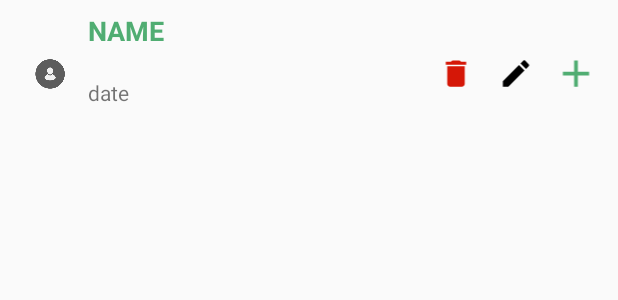
After one commit to HamzaRajput007/CallLogNotes, an Android app: the layout row_list_of_notes_recycler_view.xml on its own in the app's theme, with its tools: preview values and no code run, on a phone screen of 412 x 824 dp. The commit adds this screen. Shown: the top 300 px of the screen. Run offline under Robolectric (Android 15) with nearby library versions, the phone set to English and light mode, and no system bars.

Commit message:
this Commit Has row_list_of_notes_recycler_view default design values

```diff
--- a/app/src/main/java/com/developer/calllogmanager/AllCallLogFragment.java
+++ b/app/src/main/java/com/developer/calllogmanager/AllCallLogFragment.java
@@ -35,7 +35,7 @@ import java.util.ArrayList;
 
 import static android.support.v4.content.FileProvider.getUriForFile;
 
-public class AllCallLogFragment  extends Fragment{
+public class AllCallLogFragment extends Fragment {
 
     CallLogFragmentBinding binding;
     CallLogAdapter adapter;
@@ -45,7 +45,7 @@ public class AllCallLogFragment  extends Fragment{
     @Nullable
     @Override
     public View onCreateView(@NonNull LayoutInflater inflater, @Nullable ViewGroup container, @Nullable Bundle savedInstanceState) {
-        binding = DataBindingUtil.inflate(LayoutInflater.from(getContext()),R.layout.call_log_fragment,container,false);
+        binding = DataBindingUtil.inflate(LayoutInflater.from(getContext()), R.layout.call_log_fragment, container, false);
         initComponents();
         ClassStatic.activity = getActivity();
         setHasOptionsMenu(true);
@@ -53,7 +53,7 @@ public class AllCallLogFragment  extends Fragment{
         return binding.getRoot();
     }
 
-    public void initComponents(){
+    public void initComponents() {
         RecyclerView.LayoutManager mLayoutManager = new LinearLayoutManager(getContext());
         binding.recyclerView.setLayoutManager(mLayoutManager);
         binding.recyclerView.setItemAnimator(new DefaultItemAnimator());
@@ -71,69 +71,66 @@ public class AllCallLogFragment  extends Fragment{
         loadData();
     }
 
-    public void loadData(){
-        final DatabaseHelper helper=new DatabaseHelper(getActivity());
-        ArrayList <SugarModel> arrayList=new ArrayList<SugarModel>();
+    public void loadData() {
+        final DatabaseHelper helper = new DatabaseHelper(getActivity());
+        ArrayList<SugarModel> arrayList = new ArrayList<SugarModel>();
         ArrayList<CallLogInfo> callLogInfos = new ArrayList<>();
-        adapter.addAllCallLog(callLogInfos,arrayList,binding.recyclerView);
+        adapter.addAllCallLog(callLogInfos, arrayList, binding.recyclerView);
         adapter.notifyDataSetChanged();
-        arrayList=helper.FetchData();
-        ArrayList<SugarModel> voiceArrayList=new ArrayList<>();
-        voiceArrayList=helper.FetchVoiceData();
-        callLogInfos =loadAllData();
+        arrayList = helper.FetchData();
+        ArrayList<SugarModel> voiceArrayList = new ArrayList<>();
+        voiceArrayList = helper.FetchVoiceData();
+        callLogInfos = loadAllData();
 
-        ArrayList <SugarModel> statusArrayList =new ArrayList<>();
-        statusArrayList=helper.FetchAllStatus();
-        if (statusArrayList != null){
-            for (int i=0; i<callLogInfos.size(); i++) {
+        ArrayList<SugarModel> statusArrayList = new ArrayList<>();
+        statusArrayList = helper.FetchAllStatus();
+        if (statusArrayList != null) {
+            for (int i = 0; i < callLogInfos.size(); i++) {
                 //SugarModel s = helper.GETNOTE(String.valueOf(callLogInfos.get(i).getDate()));
-                for (int j=0;j<statusArrayList.size();j++){
-                    if (statusArrayList.get(j).getDate().equals(String.valueOf(callLogInfos.get(i).getDate())) ){
+                for (int j = 0; j < statusArrayList.size(); j++) {
+                    if (statusArrayList.get(j).getDate().equals(String.valueOf(callLogInfos.get(i).getDate()))) {
                         callLogInfos.get(i).setStatus(statusArrayList.get(j).getNote());
                         break;
                     }
                 }
             }
         }
-
-
-
-        for (int i=0; i<callLogInfos.size(); i++) {
+        for (int i = 0; i < callLogInfos.size(); i++) {
             //SugarModel s = helper.GETNOTE(String.valueOf(callLogInfos.get(i).getDate()));
-            for (int j=0;j<arrayList.size();j++){
-                if (arrayList.get(j).getDate().equals(String.valueOf(callLogInfos.get(i).getDate())) ){
+            for (int j = 0; j < arrayList.size(); j++) {
+                if (arrayList.get(j).getDate().equals(String.valueOf(callLogInfos.get(i).getDate()))) {
                     callLogInfos.get(i).setFlag(true);
                     break;
                 }
             }
         }
-        for (int i=0; i<callLogInfos.size(); i++) {
+        for (int i = 0; i < callLogInfos.size(); i++) {
             //SugarModel s = helper.GETNOTE(String.valueOf(callLogInfos.get(i).getDate()));
-            for (int j=0;j<voiceArrayList.size();j++){
-                if ( voiceArrayList.get(j).getDate().equals(String.valueOf(callLogInfos.get(i).getDate()))){
+            for (int j = 0; j < voiceArrayList.size(); j++) {
+                if (voiceArrayList.get(j).getDate().equals(String.valueOf(callLogInfos.get(i).getDate()))) {
                     callLogInfos.get(i).setFlag(true);
                     break;
                 }
             }
         }
-        adapter.addAllCallLog(callLogInfos,arrayList,binding.recyclerView);
+        adapter.addAllCallLog(callLogInfos, arrayList, binding.recyclerView);
         adapter.notifyDataSetChanged();
         onItemClickListener = new CallLogAdapter.OnCallLogItemClickListener() {
             @Override
             public void onItemClicked(CallLogInfo callLogInfo) {
-              String number=callLogInfo.getNumber();
-              String name=callLogInfo.getName();
-              String date= String.valueOf(callLogInfo.getDate());
-              //showDialog(date,number,name);
+                String number = callLogInfo.getNumber();
+                String name = callLogInfo.getName();
+                String date = String.valueOf(callLogInfo.getDate());
+                //showDialog(date,number,name);
 
-                SharedPreferences pref= PreferenceManager.getDefaultSharedPreferences(getActivity().getApplicationContext());
+                SharedPreferences pref = PreferenceManager.getDefaultSharedPreferences(getActivity().getApplicationContext());
 
-                String date12= pref.getString("date","");
-                DatabaseHelper helper1=new DatabaseHelper(getActivity().getApplicationContext());
-                String filename= helper1.select_File(date);
+                String date12 = pref.getString("date", "");
+                DatabaseHelper helper1 = new DatabaseHelper(getActivity().getApplicationContext());
+                String filename = helper1.select_File(date);
                 //Toast.makeText(getActivity(), ""+filename, Toast.LENGTH_SHORT).show();
-                if (filename.length()>4){
-                    String path = Environment.getExternalStorageDirectory() + "/My Records/" + new CallLogUtils(getActivity().getApplicationContext()).getDateaa() + "/" +filename;
+                if (filename.length() > 4) {
+                    String path = Environment.getExternalStorageDirectory() + "/My Records/" + new CallLogUtils(getActivity().getApplicationContext()).getDateaa() + "/" + filename;
 
                     Log.d("path", "onClick: " + path);
 //                    Uri uri = Uri.parse(path);
@@ -144,8 +141,7 @@ public class AllCallLogFragment  extends Fragment{
                     intent.setDataAndType(getUriForFile(getActivity().getApplicationContext(), "com.developer.calllogmanager", file), "audio/*");
                     startActivity(intent);
                     pref.edit().putBoolean("pauseStateVLC", true).apply();
-                }
-                else{
+                } else {
                     Toast.makeText(getActivity().getApplicationContext(), "Recording not found", Toast.LENGTH_SHORT).show();
                 }
 
@@ -156,42 +152,43 @@ public class AllCallLogFragment  extends Fragment{
 
     @Override
     public void onCreateOptionsMenu(Menu menu, MenuInflater inflater) {
-        inflater.inflate(R.menu.menu_main,menu);
+        inflater.inflate(R.menu.menu_main, menu);
         super.onCreateOptionsMenu(menu, inflater);
     }
 
     @Override
     public boolean onOptionsItemSelected(MenuItem item) {
         int id = item.getItemId();
-        switch (id){
+        switch (id) {
             case R.id.action_refresh:
                 loadData();
-            break;
+                break;
         }
         return super.onOptionsItemSelected(item);
     }
-    private ArrayList<CallLogInfo> loadAllData(){
-        ArrayList<CallLogInfo>mainList = new ArrayList<>();
 
-        String projection[] = {"_id", CallLog.Calls.NUMBER,CallLog.Calls.DATE,CallLog.Calls.DURATION,CallLog.Calls.TYPE,CallLog.Calls.CACHED_NAME};
+    private ArrayList<CallLogInfo> loadAllData() {
+        ArrayList<CallLogInfo> mainList = new ArrayList<>();
+
+        String projection[] = {"_id", CallLog.Calls.NUMBER, CallLog.Calls.DATE, CallLog.Calls.DURATION, CallLog.Calls.TYPE, CallLog.Calls.CACHED_NAME};
         ContentResolver contentResolver = getActivity().getApplicationContext().getContentResolver();
-        @SuppressLint("MissingPermission") Cursor cursor = contentResolver.query(CallLog.Calls.CONTENT_URI,projection,null,null,CallLog.Calls.DEFAULT_SORT_ORDER);
+        @SuppressLint("MissingPermission") Cursor cursor = contentResolver.query(CallLog.Calls.CONTENT_URI, projection, null, null, CallLog.Calls.DEFAULT_SORT_ORDER);
 
-        if(cursor == null){
-            Log.d("CALLLOG","cursor is null");
+        if (cursor == null) {
+            Log.d("CALLLOG", "cursor is null");
             return null;
         }
 
-        if(cursor.getCount() == 0){
-            Log.d("CALLLOG","cursor size is 0");
+        if (cursor.getCount() == 0) {
+            Log.d("CALLLOG", "cursor size is 0");
             return null;
         }
 
         cursor.moveToFirst();
-        while (!cursor.isAfterLast()){
+        while (!cursor.isAfterLast()) {
             CallLogInfo callLogInfo = new CallLogInfo();
             callLogInfo.setName(cursor.getString(cursor.getColumnIndex(CallLog.Calls.CACHED_NAME)));
-            callLogInfo.setNumber(cursor.getString(cursor.getColumnIndex( CallLog.Calls.NUMBER )));
+            callLogInfo.setNumber(cursor.getString(cursor.getColumnIndex(CallLog.Calls.NUMBER)));
             callLogInfo.setCallType(cursor.getString(cursor.getColumnIndex(CallLog.Calls.TYPE)));
             callLogInfo.setDate(cursor.getLong(cursor.getColumnIndex(CallLog.Calls.DATE)));
             callLogInfo.setDuration(cursor.getLong(cursor.getColumnIndex(CallLog.Calls.DURATION)));
--- /dev/null
+++ b/app/src/main/res/layout/row_list_of_notes_recycler_view.xml
@@ -0,0 +1,116 @@
+<?xml version="1.0" encoding="utf-8"?>
+<layout xmlns:android="http://schemas.android.com/apk/res/android">
+    <RelativeLayout
+        android:layout_width="fill_parent"
+        android:layout_height="wrap_content"
+        android:padding="8dp"
+        android:background="@drawable/ripple_effect"
+        android:clickable="true"
+        android:focusable="true">
+
+        <ImageView
+            android:contentDescription="Profile Icon"
+            android:id="@+id/imageViewProfile"
+            android:layout_width="20dp"
+            android:layout_height="20dp"
+            android:layout_marginLeft="15dp"
+            android:layout_marginRight="15dp"
+            android:layout_centerVertical="true"
+            android:src="@drawable/profile_picture"
+            />
+
+        <TextView
+            android:id="@+id/textViewName"
+            android:layout_toEndOf="@id/imageViewProfile"
+            android:textSize="18sp"
+            android:textStyle="bold"
+            android:layout_width="fill_parent"
+            android:layout_height="wrap_content"
+            android:textColor="@color/colorPrimaryDark"
+            android:text="NAME"
+            android:layout_toRightOf="@id/imageViewProfile" />
+
+        <TextView
+            android:id="@+id/textViewCallNumber"
+            android:layout_width="fill_parent"
+            android:layout_toEndOf="@id/imageViewProfile"
+            android:layout_below="@id/textViewName"
+            android:layout_height="wrap_content"
+            android:layout_toRightOf="@id/imageViewProfile" />
+
+        <TextView
+            android:id="@+id/textViewCallDate"
+            android:layout_width="wrap_content"
+            android:layout_toEndOf="@id/imageViewProfile"
+            android:layout_below="@id/textViewCallNumber"
+            android:layout_height="wrap_content"
+            android:text="date"
+            android:layout_toRightOf="@id/imageViewProfile" />
+
+        <TextView
+            android:visibility="gone"
+            android:id="@+id/textViewCallDuration"
+            android:layout_alignParentRight="true"
+            android:layout_below="@id/textViewCallNumber"
+            android:layout_width="wrap_content"
+            android:layout_height="wrap_content"
+            android:text="300"
+            android:paddingRight="15dp"
+            />
+
+        <ImageView
+            android:contentDescription="Call Log Icon"
+            android:id="@+id/imageView"
+            android:layout_width="35dp"
+            android:visibility="gone"
+            android:layout_height="35dp"
+            android:layout_margin="5dp"
+            android:paddingRight="15dp"
+            android:layout_alignParentRight="true"
+            android:layout_centerVertical="true"
+            android:layout_above="@id/textViewCallDuration"
+            />
+        <LinearLayout
+            android:layout_width="120dp"
+            android:weightSum="3"
+            android:layout_centerVertical="true"
+            android:gravity="right"
+            android:layout_alignParentRight="true"
+            android:layout_height="30dp">
+            <ImageView
+                android:id="@+id/imagedeletenote"
+                android:layout_weight="1"
+                android:layout_width="0dp"
+                android:visibility="visible"
+                android:padding="3dp"
+                android:src="@drawable/ic_delete_black_24dp"
+                android:layout_height="match_parent"/>
+            <ImageView
+                android:id="@+id/imageeditnote"
+                android:layout_weight="1"
+                android:padding="3dp"
+                android:visibility="visible"
+                android:src="@drawable/ic_edit_black_24dp"
+                android:layout_width="0dp"
+                android:layout_height="match_parent"/>
+            <ImageView
+                android:id="@+id/imageaddnote"
+                android:layout_weight="1"
+                android:layout_width="0dp"
+                android:visibility="visible"
+                android:src="@drawable/ic_add_black_24dp"
+                android:layout_height="match_parent"/>
+        </LinearLayout>
+        <TextView
+            android:id="@+id/textViewStatus"
+            android:layout_width="match_parent"
+            android:textStyle="bold"
+            android:gravity="end"
+            android:paddingRight="10dp"
+            android:layout_below="@id/textViewCallDate"
+            android:layout_toEndOf="@id/imageViewProfile"
+            android:layout_toRightOf="@id/imageViewProfile"
+            android:textColor="@color/colorPrimaryDark"
+            android:layout_height="wrap_content" />
+    </RelativeLayout>
+</layout>
```
